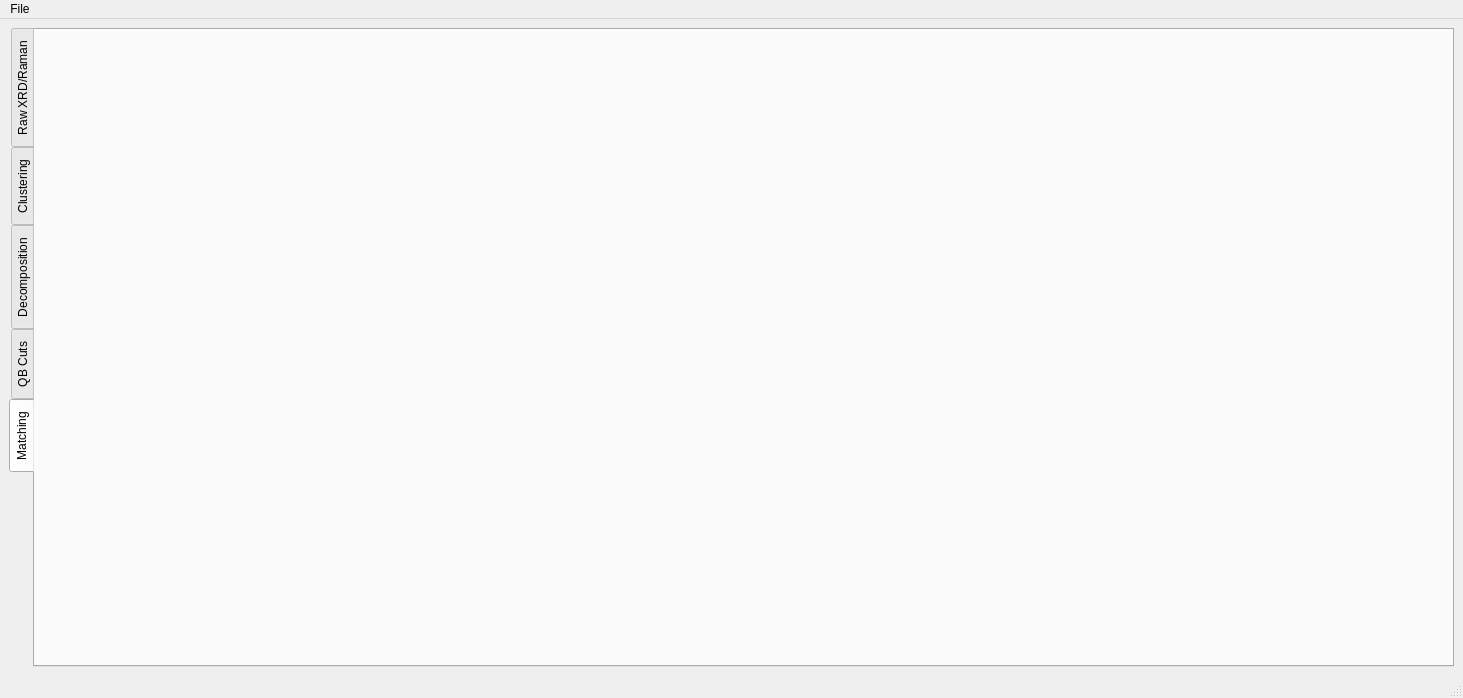
Above: main_designer.ui from helgestein/XRDExplorer before the change. Below: the same form after it.
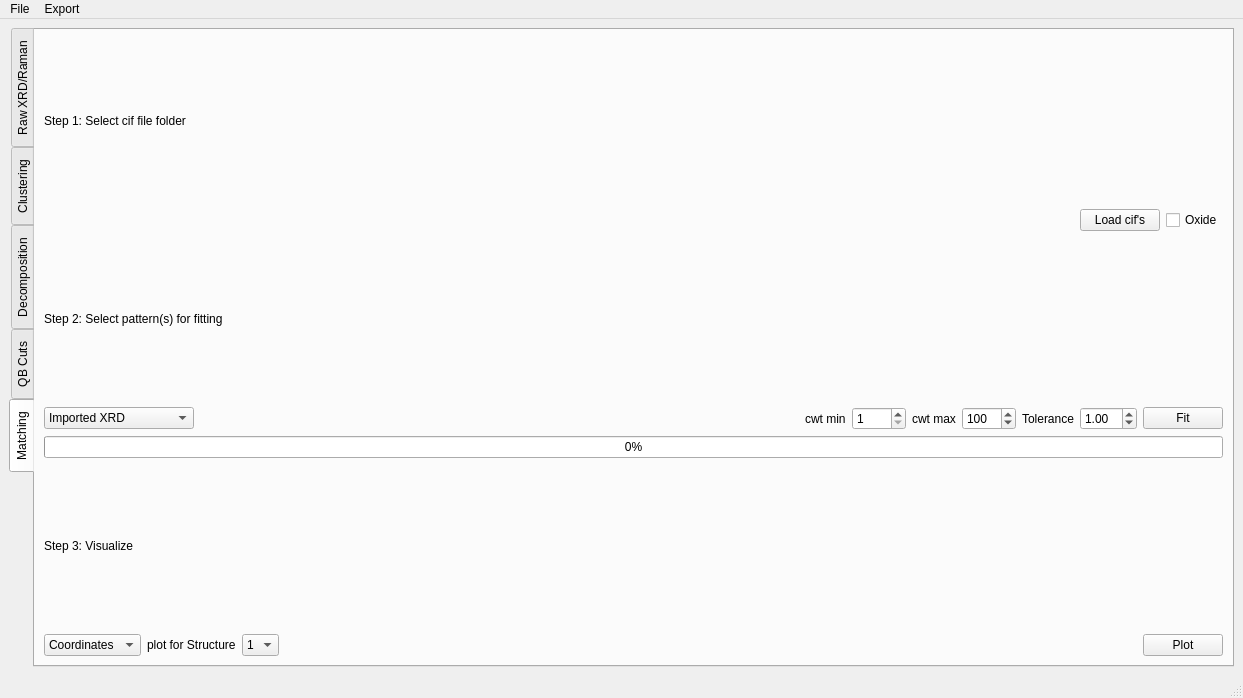
That is the form after the change. The open tabs and pages were chosen to show the change.

```diff
--- a/main_designer.ui
+++ b/main_designer.ui
@@ -6,7 +6,7 @@
    <rect>
     <x>0</x>
     <y>0</y>
-    <width>1463</width>
+    <width>1243</width>
     <height>698</height>
    </rect>
   </property>
@@ -461,41 +461,10 @@
           <enum>Qt::Vertical</enum>
          </property>
          <widget class="QWidget" name="verticalLayoutWidget_5">
-          <layout class="QVBoxLayout" name="scatterDecompositionLayout"/>
-         </widget>
-         <widget class="QWidget" name="layoutWidget_2">
-          <layout class="QHBoxLayout" name="SliderLayout_2">
-           <item>
-            <widget class="QLabel" name="label_9">
-             <property name="font">
-              <font>
-               <pointsize>14</pointsize>
-              </font>
-             </property>
-             <property name="text">
-              <string>X</string>
-             </property>
-            </widget>
-           </item>
-           <item>
-            <widget class="QSlider" name="horizontalSliderRaw_2">
-             <property name="maximum">
-              <number>100</number>
-             </property>
-             <property name="singleStep">
-              <number>0</number>
-             </property>
-             <property name="orientation">
-              <enum>Qt::Horizontal</enum>
-             </property>
-             <property name="tickPosition">
-              <enum>QSlider::TicksBelow</enum>
-             </property>
-             <property name="tickInterval">
-              <number>10</number>
-             </property>
-            </widget>
-           </item>
+          <layout class="QVBoxLayout" name="scatterDecompositionLayout">
+           <property name="sizeConstraint">
+            <enum>QLayout::SetDefaultConstraint</enum>
+           </property>
           </layout>
          </widget>
          <widget class="QWidget" name="layoutWidget_3">
@@ -614,6 +583,248 @@
        <attribute name="title">
         <string>Matching</string>
        </attribute>
+       <layout class="QHBoxLayout" name="horizontalLayout_14">
+        <item>
+         <layout class="QHBoxLayout" name="horizontalLayout_13">
+          <item>
+           <layout class="QVBoxLayout" name="leftside">
+            <item>
+             <widget class="QLabel" name="label_19">
+              <property name="text">
+               <string>Step 1: Select cif file folder</string>
+              </property>
+             </widget>
+            </item>
+            <item>
+             <layout class="QHBoxLayout" name="horizontalLayout_12">
+              <item>
+               <spacer name="horizontalSpacer_8">
+                <property name="orientation">
+                 <enum>Qt::Horizontal</enum>
+                </property>
+                <property name="sizeHint" stdset="0">
+                 <size>
+                  <width>40</width>
+                  <height>20</height>
+                 </size>
+                </property>
+               </spacer>
+              </item>
+              <item>
+               <widget class="QPushButton" name="pushButtonLoadCifs">
+                <property name="text">
+                 <string>Load cif's</string>
+                </property>
+               </widget>
+              </item>
+              <item>
+               <widget class="QCheckBox" name="checkBoxOxide">
+                <property name="text">
+                 <string>Oxide</string>
+                </property>
+               </widget>
+              </item>
+             </layout>
+            </item>
+            <item>
+             <layout class="QHBoxLayout" name="horizontalLayout_11">
+              <item>
+               <layout class="QGridLayout" name="gridLayoutTable"/>
+              </item>
+             </layout>
+            </item>
+            <item>
+             <widget class="QLabel" name="label_22">
+              <property name="text">
+               <string>Step 2: Select pattern(s) for fitting</string>
+              </property>
+             </widget>
+            </item>
+            <item>
+             <layout class="QHBoxLayout" name="horizontalLayout_9">
+              <item>
+               <widget class="QComboBox" name="comboBoxFitPatterns">
+                <item>
+                 <property name="text">
+                  <string>Imported XRD</string>
+                 </property>
+                </item>
+                <item>
+                 <property name="text">
+                  <string>Decomposed patterns</string>
+                 </property>
+                </item>
+               </widget>
+              </item>
+              <item>
+               <spacer name="horizontalSpacer_7">
+                <property name="orientation">
+                 <enum>Qt::Horizontal</enum>
+                </property>
+                <property name="sizeHint" stdset="0">
+                 <size>
+                  <width>40</width>
+                  <height>20</height>
+                 </size>
+                </property>
+               </spacer>
+              </item>
+              <item>
+               <widget class="QLabel" name="label_9">
+                <property name="text">
+                 <string>cwt min</string>
+                </property>
+               </widget>
+              </item>
+              <item>
+               <widget class="QSpinBox" name="spinBoxCWTmin">
+                <property name="minimum">
+                 <number>1</number>
+                </property>
+                <property name="maximum">
+                 <number>1000</number>
+                </property>
+               </widget>
+              </item>
+              <item>
+               <widget class="QLabel" name="label_18">
+                <property name="text">
+                 <string>cwt max</string>
+                </property>
+               </widget>
+              </item>
+              <item>
+               <widget class="QSpinBox" name="spinBoxCWTmax">
+                <property name="minimum">
+                 <number>10</number>
+                </property>
+                <property name="maximum">
+                 <number>1000</number>
+                </property>
+                <property name="value">
+                 <number>100</number>
+                </property>
+               </widget>
+              </item>
+              <item>
+               <widget class="QLabel" name="label_20">
+                <property name="text">
+                 <string>Tolerance</string>
+                </property>
+               </widget>
+              </item>
+              <item>
+               <widget class="QDoubleSpinBox" name="doubleSpinBoxTolerance">
+                <property name="singleStep">
+                 <double>0.010000000000000</double>
+                </property>
+                <property name="value">
+                 <double>1.000000000000000</double>
+                </property>
+               </widget>
+              </item>
+              <item>
+               <widget class="QPushButton" name="pushButtonFit">
+                <property name="text">
+                 <string>Fit</string>
+                </property>
+               </widget>
+              </item>
+             </layout>
+            </item>
+            <item>
+             <widget class="QProgressBar" name="progressBarFit">
+              <property name="value">
+               <number>0</number>
+              </property>
+             </widget>
+            </item>
+            <item>
+             <widget class="QLabel" name="label_23">
+              <property name="text">
+               <string>Step 3: Visualize</string>
+              </property>
+             </widget>
+            </item>
+            <item>
+             <layout class="QHBoxLayout" name="horizontalLayout_8">
+              <item>
+               <widget class="QComboBox" name="comboBoxPlotTypeFit">
+                <item>
+                 <property name="text">
+                  <string>Coordinates</string>
+                 </property>
+                </item>
+                <item>
+                 <property name="text">
+                  <string>Ternary</string>
+                 </property>
+                </item>
+                <item>
+                 <property name="text">
+                  <string>Quaternary</string>
+                 </property>
+                </item>
+                <item>
+                 <property name="text">
+                  <string>Pattern</string>
+                 </property>
+                </item>
+               </widget>
+              </item>
+              <item>
+               <widget class="QLabel" name="label_24">
+                <property name="text">
+                 <string>plot for Structure</string>
+                </property>
+               </widget>
+              </item>
+              <item>
+               <widget class="QComboBox" name="comboBoxStructureSelector">
+                <item>
+                 <property name="text">
+                  <string>1</string>
+                 </property>
+                </item>
+               </widget>
+              </item>
+              <item>
+               <spacer name="horizontalSpacer_5">
+                <property name="orientation">
+                 <enum>Qt::Horizontal</enum>
+                </property>
+                <property name="sizeHint" stdset="0">
+                 <size>
+                  <width>40</width>
+                  <height>20</height>
+                 </size>
+                </property>
+               </spacer>
+              </item>
+              <item>
+               <widget class="QPushButton" name="pushButtonPlotFit">
+                <property name="text">
+                 <string>Plot</string>
+                </property>
+               </widget>
+              </item>
+             </layout>
+            </item>
+           </layout>
+          </item>
+          <item>
+           <layout class="QHBoxLayout" name="rightside">
+            <item>
+             <layout class="QVBoxLayout" name="res"/>
+            </item>
+            <item>
+             <layout class="QVBoxLayout" name="spec"/>
+            </item>
+           </layout>
+          </item>
+         </layout>
+        </item>
+       </layout>
       </widget>
      </widget>
     </item>
@@ -624,7 +835,7 @@
     <rect>
      <x>0</x>
      <y>0</y>
-     <width>1463</width>
+     <width>1243</width>
      <height>22</height>
     </rect>
    </property>
@@ -649,7 +860,17 @@
     <addaction name="separator"/>
     <addaction name="actionQuit_2"/>
    </widget>
+   <widget class="QMenu" name="menuExport">
+    <property name="title">
+     <string>Export</string>
+    </property>
+    <addaction name="actionClustering_results"/>
+    <addaction name="actionDecomposition_results"/>
+    <addaction name="actionQB_cuts"/>
+    <addaction name="actionMatching_results"/>
+   </widget>
    <addaction name="menuFile"/>
+   <addaction name="menuExport"/>
   </widget>
   <widget class="QStatusBar" name="statusbar"/>
   <action name="actionComposition">
```
Left out of the diff: 216 changed lines with no effect on the pictures.
